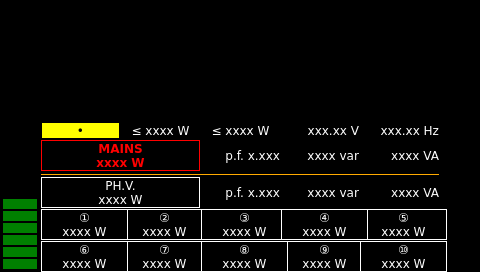
Qt form SmartHome/page400.ui (fmandracci/smart-home) before a commit.
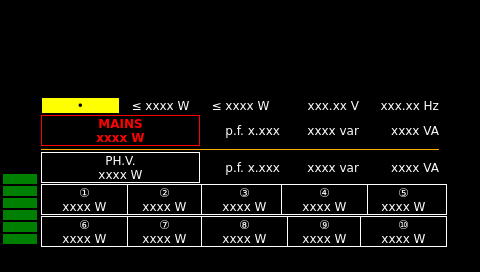
The same form after that commit. Icons and pictures are not drawn. Custom widgets are drawn as their Qt base class.

Diff of the .ui file:
```diff
--- a/SmartHome/page400.ui
+++ b/SmartHome/page400.ui
@@ -62,6 +62,19 @@
      </property>
     </widget>
    </item>
+   <item>
+    <spacer name="verticalSpacer_top">
+     <property name="orientation">
+      <enum>Qt::Vertical</enum>
+     </property>
+     <property name="sizeHint" stdset="0">
+      <size>
+       <width>20</width>
+       <height>40</height>
+      </size>
+     </property>
+    </spacer>
+   </item>
    <item>
     <layout class="QGridLayout" name="gridLayout">
      <property name="leftMargin">
@@ -991,6 +1004,19 @@
      </item>
     </layout>
    </item>
+   <item>
+    <spacer name="verticalSpacer_bottom">
+     <property name="orientation">
+      <enum>Qt::Vertical</enum>
+     </property>
+     <property name="sizeHint" stdset="0">
+      <size>
+       <width>20</width>
+       <height>40</height>
+      </size>
+     </property>
+    </spacer>
+   </item>
   </layout>
  </widget>
  <customwidgets>
```
